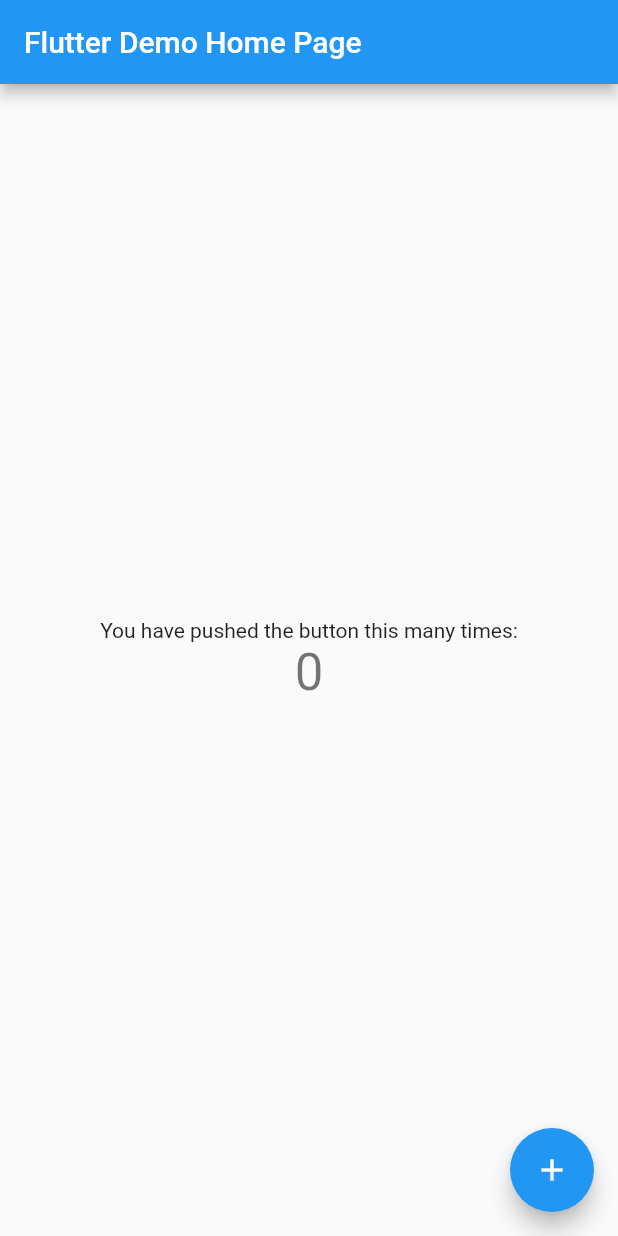
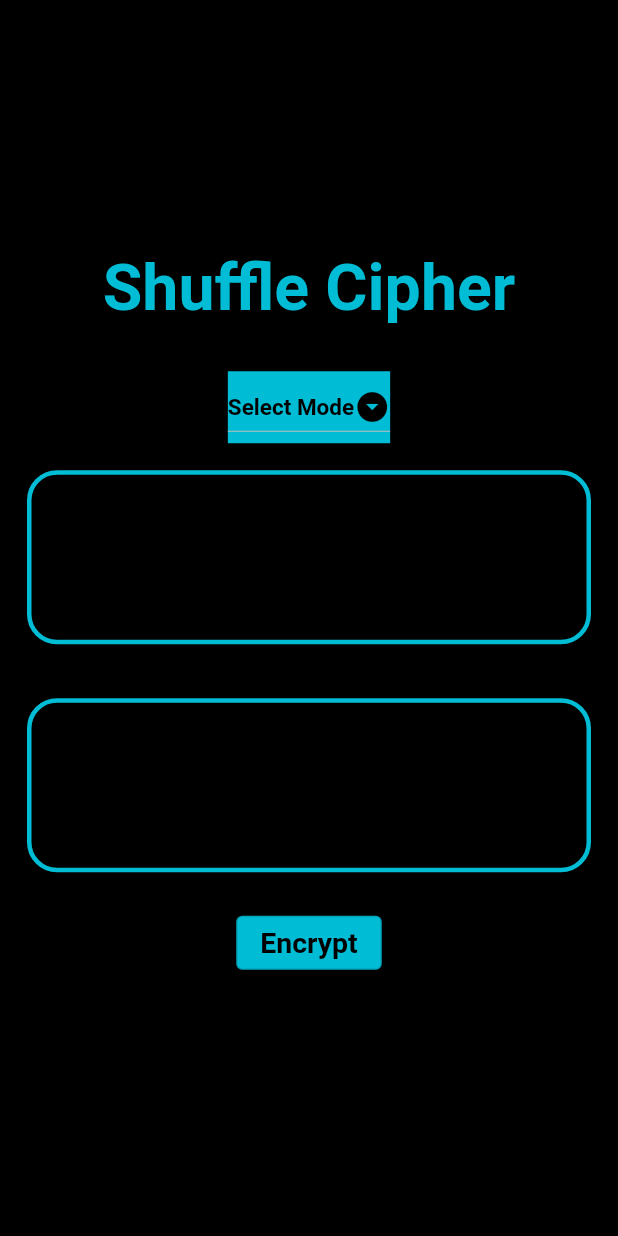
Before and after one commit to nikhil-RGB/Flutter-Cipher, a Flutter app: the screen it shows after launch, on a phone screen of 412 x 824 dp. Run offline on Flutter 3.47's test engine with Material 2 defaults, Android fonts, the phone set to English and light mode, and no system bars.

Commit message:
🎉Setup basic layout for app

```diff
--- a/lib/main.dart
+++ b/lib/main.dart
@@ -1,4 +1,6 @@
 import 'package:flutter/material.dart';
+
+import 'screens/home.dart';
 
 void main() {
   runApp(const MyApp());
@@ -7,109 +9,16 @@
 class MyApp extends StatelessWidget {
   const MyApp({Key? key}) : super(key: key);
 
-  // This widget is the root of your application.
+  // Root Widget
   @override
   Widget build(BuildContext context) {
     return MaterialApp(
-      title: 'Flutter Demo',
+      title: 'Cipher App',
       theme: ThemeData(
-        // This is the theme of your application.
-        //
-        // Try running your application with "flutter run". You'll see the
-        // application has a blue toolbar. Then, without quitting the app, try
-        // changing the primarySwatch below to Colors.green and then invoke
-        // "hot reload" (press "r" in the console where you ran "flutter run",
-        // or simply save your changes to "hot reload" in a Flutter IDE).
-        // Notice that the counter didn't reset back to zero; the application
-        // is not restarted.
-        primarySwatch: Colors.blue,
+        // Application theme
+        primarySwatch: Colors.cyan,
       ),
-      home: const MyHomePage(title: 'Flutter Demo Home Page'),
+      home: home(),
     );
   }
 }
-
-class MyHomePage extends StatefulWidget {
-  const MyHomePage({Key? key, required this.title}) : super(key: key);
-
-  // This widget is the home page of your application. It is stateful, meaning
-  // that it has a State object (defined below) that contains fields that affect
-  // how it looks.
-
-  // This class is the configuration for the state. It holds the values (in this
-  // case the title) provided by the parent (in this case the App widget) and
-  // used by the build method of the State. Fields in a Widget subclass are
-  // always marked "final".
-
-  final String title;
-
-  @override
-  State<MyHomePage> createState() => _MyHomePageState();
-}
-
-class _MyHomePageState extends State<MyHomePage> {
-  int _counter = 0;
-
-  void _incrementCounter() {
-    setState(() {
-      // This call to setState tells the Flutter framework that something has
-      // changed in this State, which causes it to rerun the build method below
-      // so that the display can reflect the updated values. If we changed
-      // _counter without calling setState(), then the build method would not be
-      // called again, and so nothing would appear to happen.
-      _counter++;
-    });
-  }
-
-  @override
-  Widget build(BuildContext context) {
-    // This method is rerun every time setState is called, for instance as done
-    // by the _incrementCounter method above.
-    //
-    // The Flutter framework has been optimized to make rerunning build methods
-    // fast, so that you can just rebuild anything that needs updating rather
-    // than having to individually change instances of widgets.
-    return Scaffold(
-      appBar: AppBar(
-        // Here we take the value from the MyHomePage object that was created by
-        // the App.build method, and use it to set our appbar title.
-        title: Text(widget.title),
-      ),
-      body: Center(
-        // Center is a layout widget. It takes a single child and positions it
-        // in the middle of the parent.
-        child: Column(
-          // Column is also a layout widget. It takes a list of children and
-          // arranges them vertically. By default, it sizes itself to fit its
-          // children horizontally, and tries to be as tall as its parent.
-          //
-          // Invoke "debug painting" (press "p" in the console, choose the
-          // "Toggle Debug Paint" action from the Flutter Inspector in Android
-          // Studio, or the "Toggle Debug Paint" command in Visual Studio Code)
-          // to see the wireframe for each widget.
-          //
-          // Column has various properties to control how it sizes itself and
-          // how it positions its children. Here we use mainAxisAlignment to
-          // center the children vertically; the main axis here is the vertical
-          // axis because Columns are vertical (the cross axis would be
-          // horizontal).
-          mainAxisAlignment: MainAxisAlignment.center,
-          children: <Widget>[
-            const Text(
-              'You have pushed the button this many times:',
-            ),
-            Text(
-              '$_counter',
-              style: Theme.of(context).textTheme.headline4,
-            ),
-          ],
-        ),
-      ),
-      floatingActionButton: FloatingActionButton(
-        onPressed: _incrementCounter,
-        tooltip: 'Increment',
-        child: const Icon(Icons.add),
-      ), // This trailing comma makes auto-formatting nicer for build methods.
-    );
-  }
-}
--- /dev/null
+++ b/lib/screens/home.dart
@@ -0,0 +1,143 @@
+import 'dart:ui';
+
+import 'package:flutter/material.dart';
+
+class home extends StatefulWidget {
+  static const modes = ["Cipher", "Decipher"];
+  String _currentMode = "Cipher";
+  home({Key? key}) : super(key: key);
+
+  @override
+  State<home> createState() => _homeState();
+}
+
+class _homeState extends State<home> {
+  TextEditingController textarea = TextEditingController();
+  @override
+  Widget build(BuildContext context) {
+    //Widget  tree for home widget
+    return Scaffold(
+      backgroundColor: Colors.black,
+      body: Center(
+        // Center is a layout widget. It takes a single child and positions it
+        // in the middle of the parent.
+        child: Column(
+          // Column is also a layout widget. It takes a list of children and
+          // arranges them vertically.
+          mainAxisAlignment: MainAxisAlignment.center,
+          children: <Widget>[
+            Container(
+              padding: const EdgeInsets.only(bottom: 31),
+              child: Text(
+                "Shuffle Cipher",
+                style: TextStyle(
+                    fontSize: 43,
+                    fontWeight: FontWeight.bold,
+                    color: Colors.cyan),
+              ),
+            ),
+            Container(
+              decoration: BoxDecoration(
+                color: Colors.cyan,
+              ),
+              child: DropdownButton(
+                  hint: Text(
+                    "Select Mode",
+                    style: TextStyle(
+                      color: Colors.black,
+                    ),
+                  ),
+                  dropdownColor: Colors.cyan,
+                  style: const TextStyle(
+                      color: Colors.black, //<-- SEE HERE
+                      fontSize: 15,
+                      fontWeight: FontWeight.bold),
+                  icon: Icon(
+                    Icons.arrow_drop_down_circle,
+                    color: Colors.black,
+                  ),
+                  items: home.modes.map((String val) {
+                    return DropdownMenuItem(
+                      value: val,
+                      child: Text(val),
+                    );
+                  }).toList(),
+                  onChanged: (String? newValue) {
+                    setState(() {
+                      widget._currentMode = newValue!;
+                    });
+                  }),
+            ),
+            Padding(
+              padding: const EdgeInsets.all(18.0),
+              child: TextField(
+                controller: textarea,
+                keyboardType: TextInputType.multiline,
+                maxLines: 4,
+                decoration: InputDecoration(
+                  enabledBorder: createInputBorder(),
+                  hintText: "Enter Remarks",
+                  focusedBorder: createFocusBorder(),
+                ),
+              ),
+            ),
+            Padding(
+              padding: const EdgeInsets.all(18.0),
+              child: TextField(
+                controller: textarea,
+                keyboardType: TextInputType.multiline,
+                maxLines: 4,
+                decoration: InputDecoration(
+                  enabledBorder: createInputBorder(),
+                  hintText: "Enter Remarks",
+                  focusedBorder: createFocusBorder(),
+                ),
+              ),
+            ),
+            Padding(
+              padding: const EdgeInsets.all(5.0),
+              child: OutlinedButton(
+                style: OutlinedButton.styleFrom(
+                    backgroundColor: Colors.cyan), //<-- SEE HERE
+                onPressed: () {},
+                child: Text(
+                  "Encrypt",
+                  style: TextStyle(
+                      fontSize: 19,
+                      fontWeight: FontWeight.bold,
+                      color: Colors.black),
+                ),
+              ),
+            ),
+          ],
+        ),
+      ),
+    );
+  }
+
+  //returns the alternate mode of the cipher's current state.
+  switchMode(String mode) {
+    return (mode == "Cipher") ? "Decipher" : "Cipher";
+  }
+
+  OutlineInputBorder createInputBorder() {
+    //return type is OutlineInputBorder
+    return OutlineInputBorder(
+        //Outline border type for TextFeild
+        borderRadius: BorderRadius.all(Radius.circular(20)),
+        borderSide: BorderSide(
+          color: Colors.cyan,
+          width: 3,
+        ));
+  }
+
+  OutlineInputBorder createFocusBorder() {
+    return OutlineInputBorder(
+        //Outline border type for TextFeild
+        borderRadius: BorderRadius.all(Radius.circular(20)),
+        borderSide: BorderSide(
+          color: Colors.white,
+          width: 3,
+        ));
+  }
+}
```
Also changed, not shown: pubspec.lock.
